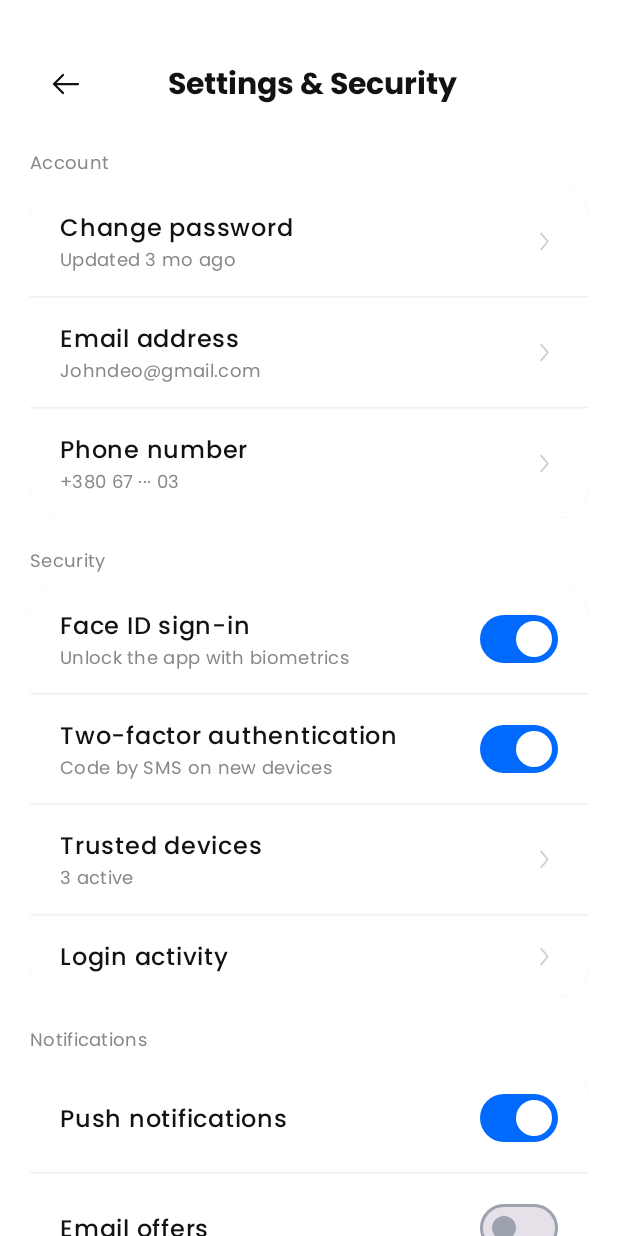
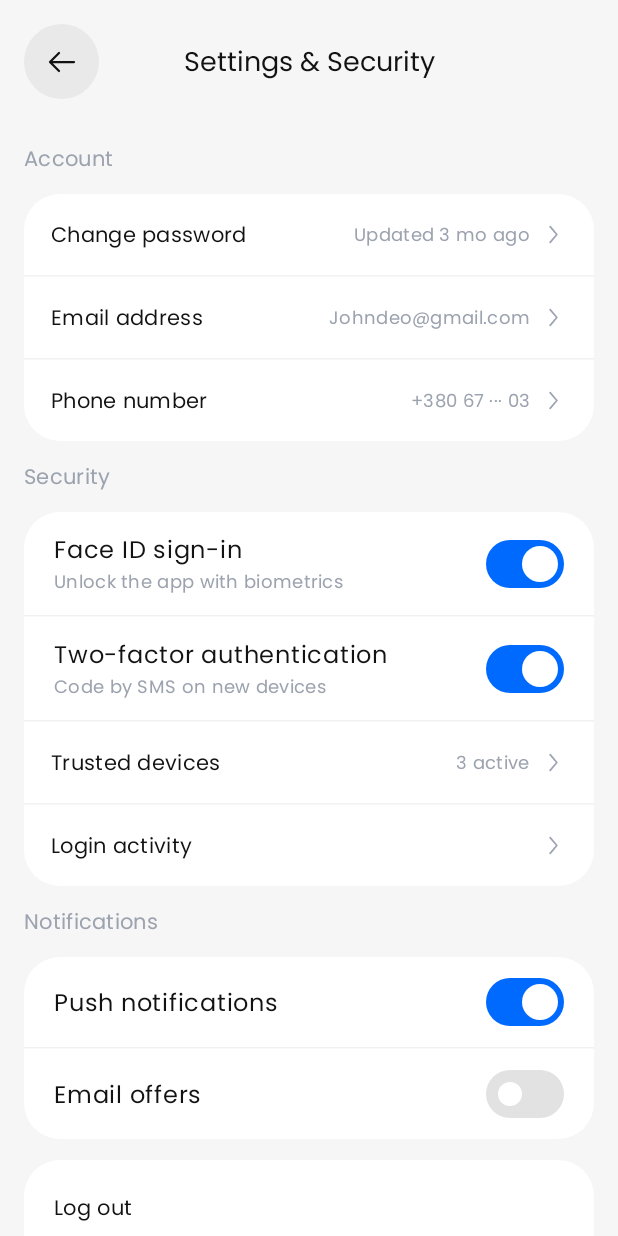
Before and after one commit to traveo-dev/traveo-app, an Android app built with Jetpack Compose: the @Preview function SettingsSecurityScreenPreview, on a phone screen of 412 x 824 dp. Run offline under Robolectric (Android 15) with nearby library versions, the phone set to English and light mode, and no system bars.

Commit message:
feat: enhance SettingsSecurityScreen.kt

```diff
--- a/app/src/main/java/com/traveo/app/feature/profile/presentation/SettingsSecurityScreen.kt
+++ b/app/src/main/java/com/traveo/app/feature/profile/presentation/SettingsSecurityScreen.kt
@@ -1,8 +1,8 @@
 package com.traveo.app.feature.profile.presentation
 
+import androidx.annotation.DrawableRes
 import androidx.compose.foundation.background
 import androidx.compose.foundation.clickable
-import androidx.compose.foundation.layout.Arrangement
 import androidx.compose.foundation.layout.Box
 import androidx.compose.foundation.layout.Column
 import androidx.compose.foundation.layout.Row
@@ -10,16 +10,17 @@ import androidx.compose.foundation.layout.Spacer
 import androidx.compose.foundation.layout.fillMaxSize
 import androidx.compose.foundation.layout.fillMaxWidth
 import androidx.compose.foundation.layout.height
+import androidx.compose.foundation.layout.navigationBarsPadding
 import androidx.compose.foundation.layout.padding
 import androidx.compose.foundation.layout.size
 import androidx.compose.foundation.layout.statusBarsPadding
 import androidx.compose.foundation.layout.width
 import androidx.compose.foundation.rememberScrollState
+import androidx.compose.foundation.shape.CircleShape
 import androidx.compose.foundation.shape.RoundedCornerShape
 import androidx.compose.foundation.verticalScroll
 import androidx.compose.material3.HorizontalDivider
 import androidx.compose.material3.Icon
-import androidx.compose.material3.IconButton
 import androidx.compose.material3.MaterialTheme
 import androidx.compose.material3.Surface
 import androidx.compose.material3.Switch
@@ -54,243 +55,223 @@ fun SettingsSecurityScreen(
 
     Surface(
         modifier = Modifier.fillMaxSize(),
-        color = MaterialTheme.colorScheme.background
+        color = MaterialTheme.colorScheme.surfaceVariant
     ) {
         Column(
             modifier = Modifier
                 .fillMaxSize()
                 .verticalScroll(rememberScrollState())
                 .statusBarsPadding()
-                .padding(horizontal = 20.dp, vertical = 16.dp),
-            verticalArrangement = Arrangement.spacedBy(20.dp)
+                .navigationBarsPadding()
+                .padding(16.dp),
         ) {
-            // Top Bar
-            Row(
-                modifier = Modifier
-                    .fillMaxWidth()
-                    .padding(top = 16.dp),
-                horizontalArrangement = Arrangement.SpaceBetween,
-                verticalAlignment = Alignment.CenterVertically
-            ) {
-                IconButton(onClick = onBackClick) {
-                    Icon(
-                        painter = painterResource(id = R.drawable.ic_arrow_back),
+            // Header
+            Box(modifier = Modifier.fillMaxWidth()) {
+                CircleIconButton(
+                    iconRes = R.drawable.ic_arrow_back,
                     contentDescription = "Back",
-                        tint = MaterialTheme.colorScheme.onBackground,
-                        modifier = Modifier.size(24.dp)
+                    onClick = onBackClick,
+                    modifier = Modifier.align(Alignment.CenterStart)
+                )
+
+                Text(
+                    text = "Settings & Security",
+                    style = MaterialTheme.typography.titleLarge.copy(
+                        fontSize = 18.sp,
+                        fontWeight = FontWeight.W400
+                    ),
+                    color = MaterialTheme.colorScheme.onBackground,
+                    modifier = Modifier.align(Alignment.Center)
                 )
             }
 
-                Text(
-                    text = "Settings & Security",
-                    style = MaterialTheme.typography.titleLarge,
-                    fontWeight = FontWeight.Bold,
-                    color = MaterialTheme.colorScheme.onBackground
-                )
+            Spacer(modifier = Modifier.height(30.dp))
 
-                Spacer(modifier = Modifier.size(44.dp))
-            }
-
-            // Account Section
-            Column(verticalArrangement = Arrangement.spacedBy(8.dp)) {
-                Text(
-                    text = "Account",
-                    style = MaterialTheme.typography.bodyMedium,
-                    color = Color.Gray,
-                    fontSize = 12.sp
-                )
-
-                Surface(
-                    modifier = Modifier
-                        .fillMaxWidth()
-                        .clip(RoundedCornerShape(20.dp)),
-                    color = Color.White,
-                    shadowElevation = 2.dp
-                ) {
-                    Column {
-                        SettingsNavigationRow(
+            // Account
+            SectionLabel(text = "Account")
+            Spacer(modifier = Modifier.height(14.dp))
+            SettingsCard {
+                NavigationRow(
                     title = "Change password",
-                            subtitle = "Updated 3 mo ago",
+                    value = "Updated 3 mo ago",
                     onClick = { onItemClick("Change password") }
                 )
-                        HorizontalDivider(color = Color(0x0F000000))
-                        SettingsNavigationRow(
+                RowDivider()
+                NavigationRow(
                     title = "Email address",
-                            subtitle = "Johndeo@gmail.com",
+                    value = "Johndeo@gmail.com",
                     onClick = { onItemClick("Email address") }
                 )
-                        HorizontalDivider(color = Color(0x0F000000))
-                        SettingsNavigationRow(
+                RowDivider()
+                NavigationRow(
                     title = "Phone number",
-                            subtitle = "+380 67 ··· 03",
+                    value = "+380 67 ··· 03",
                     onClick = { onItemClick("Phone number") }
                 )
             }
-                }
-            }
 
-            // Security Section
-            Column(verticalArrangement = Arrangement.spacedBy(8.dp)) {
-                Text(
-                    text = "Security",
-                    style = MaterialTheme.typography.bodyMedium,
-                    color = Color.Gray,
-                    fontSize = 12.sp
-                )
+            Spacer(modifier = Modifier.height(14.dp))
 
-                Surface(
-                    modifier = Modifier
-                        .fillMaxWidth()
-                        .clip(RoundedCornerShape(20.dp)),
-                    color = Color.White,
-                    shadowElevation = 2.dp
-                ) {
-                    Column {
-                        SettingsToggleRow(
+            // Security
+            SectionLabel(text = "Security")
+            Spacer(modifier = Modifier.height(14.dp))
+            SettingsCard {
+                ToggleRow(
                     title = "Face ID sign-in",
                     subtitle = "Unlock the app with biometrics",
                     checked = faceIdEnabled,
                     onCheckedChange = { faceIdEnabled = it }
                 )
-                        HorizontalDivider(color = Color(0x0F000000))
-                        SettingsToggleRow(
+                RowDivider()
+                ToggleRow(
                     title = "Two-factor authentication",
                     subtitle = "Code by SMS on new devices",
                     checked = twoFactorEnabled,
                     onCheckedChange = { twoFactorEnabled = it }
                 )
-                        HorizontalDivider(color = Color(0x0F000000))
-                        SettingsNavigationRow(
+                RowDivider()
+                NavigationRow(
                     title = "Trusted devices",
-                            subtitle = "3 active",
+                    value = "3 active",
                     onClick = { onItemClick("Trusted devices") }
                 )
-                        HorizontalDivider(color = Color(0x0F000000))
-                        SettingsNavigationRow(
+                RowDivider()
+                NavigationRow(
                     title = "Login activity",
                     onClick = { onItemClick("Login activity") }
                 )
             }
-                }
-            }
 
-            // Notifications Section
-            Column(verticalArrangement = Arrangement.spacedBy(8.dp)) {
-                Text(
-                    text = "Notifications",
-                    style = MaterialTheme.typography.bodyMedium,
-                    color = Color.Gray,
-                    fontSize = 12.sp
-                )
+            Spacer(modifier = Modifier.height(14.dp))
 
-                Surface(
-                    modifier = Modifier
-                        .fillMaxWidth()
-                        .clip(RoundedCornerShape(20.dp)),
-                    color = Color.White,
-                    shadowElevation = 2.dp
-                ) {
-                    Column {
-                        SettingsToggleRow(
+            // Notifications
+            SectionLabel(text = "Notifications")
+            Spacer(modifier = Modifier.height(14.dp))
+            SettingsCard {
+                ToggleRow(
                     title = "Push notifications",
                     checked = pushNotificationsEnabled,
                     onCheckedChange = { pushNotificationsEnabled = it }
                 )
-                        HorizontalDivider(color = Color(0x0F000000))
-                        SettingsToggleRow(
+                RowDivider()
+                ToggleRow(
                     title = "Email offers",
                     checked = emailOffersEnabled,
                     onCheckedChange = { emailOffersEnabled = it }
                 )
             }
-                }
-            }
 
-            // Account Actions
-            Surface(
-                modifier = Modifier
-                    .fillMaxWidth()
-                    .clip(RoundedCornerShape(20.dp)),
-                color = Color.White,
-                shadowElevation = 2.dp
-            ) {
-                Column {
-                    Box(
-                        modifier = Modifier
-                            .fillMaxWidth()
-                            .clickable { onItemClick("Log out") }
-                            .padding(20.dp)
-                    ) {
-                        Text(
-                            text = "Log out",
-                            style = MaterialTheme.typography.bodyLarge,
-                            fontWeight = FontWeight.SemiBold,
-                            color = MaterialTheme.colorScheme.onBackground
+            Spacer(modifier = Modifier.height(14.dp))
+
+            // Account actions
+            SettingsCard {
+                ActionRow(
+                    title = "Log out",
+                    color = MaterialTheme.colorScheme.onBackground,
+                    onClick = { onItemClick("Log out") }
                 )
-                    }
-                    HorizontalDivider(color = Color(0x0F000000))
-                    Box(
-                        modifier = Modifier
-                            .fillMaxWidth()
-                            .clickable { onItemClick("Delete account") }
-                            .padding(20.dp)
-                    ) {
-                        Text(
-                            text = "Delete account",
-                            style = MaterialTheme.typography.bodyLarge,
-                            fontWeight = FontWeight.SemiBold,
-                            color = Color(0xFFE53935)
+                RowDivider()
+                ActionRow(
+                    title = "Delete account",
+                    color = MaterialTheme.colorScheme.error,
+                    onClick = { onItemClick("Delete account") }
                 )
-                    }
-                }
             }
         }
     }
 }
 
 @Composable
-private fun SettingsNavigationRow(
+private fun CircleIconButton(
+    @DrawableRes iconRes: Int,
+    contentDescription: String,
+    onClick: () -> Unit,
+    modifier: Modifier = Modifier
+) {
+    Box(
+        modifier = modifier
+            .size(50.dp)
+            .clip(CircleShape)
+            .background(MaterialTheme.colorScheme.onBackground.copy(alpha = 0.06f))
+            .clickable(onClick = onClick),
+        contentAlignment = Alignment.Center
+    ) {
+        Icon(
+            painter = painterResource(id = iconRes),
+            contentDescription = contentDescription,
+            tint = MaterialTheme.colorScheme.onSurface,
+            modifier = Modifier.size(24.dp)
+        )
+    }
+}
+
+@Composable
+private fun SectionLabel(text: String) {
+    Text(
+        text = text,
+        style = MaterialTheme.typography.bodyMedium,
+        color = MaterialTheme.colorScheme.outline
+    )
+}
+
+@Composable
+private fun SettingsCard(content: @Composable () -> Unit) {
+    Column(
+        modifier = Modifier
+            .fillMaxWidth()
+            .clip(RoundedCornerShape(24.dp))
+            .background(MaterialTheme.colorScheme.surface)
+    ) {
+        content()
+    }
+}
+
+@Composable
+private fun RowDivider() {
+    HorizontalDivider(color = MaterialTheme.colorScheme.onBackground.copy(alpha = 0.06f))
+}
+
+@Composable
+private fun NavigationRow(
     title: String,
-    subtitle: String? = null,
+    value: String? = null,
     onClick: () -> Unit
 ) {
     Row(
         modifier = Modifier
             .fillMaxWidth()
             .clickable(onClick = onClick)
-            .padding(horizontal = 20.dp, vertical = 16.dp),
-        horizontalArrangement = Arrangement.SpaceBetween,
+            .padding(horizontal = 18.dp, vertical = 17.dp),
         verticalAlignment = Alignment.CenterVertically
     ) {
-        Column(modifier = Modifier.weight(1f)) {
         Text(
             text = title,
-                style = MaterialTheme.typography.bodyLarge,
-                fontWeight = FontWeight.Medium,
-                color = MaterialTheme.colorScheme.onBackground
+            style = MaterialTheme.typography.bodyMedium,
+            color = MaterialTheme.colorScheme.onBackground,
+            modifier = Modifier.weight(1f)
         )
-            if (subtitle != null) {
-                Spacer(modifier = Modifier.height(2.dp))
+
+        if (value != null) {
             Text(
-                    text = subtitle,
-                    style = MaterialTheme.typography.bodyMedium,
-                    color = Color.Gray,
-                    fontSize = 12.sp
+                text = value,
+                style = MaterialTheme.typography.bodyMedium.copy(fontSize = 12.sp),
+                color = MaterialTheme.colorScheme.outline,
+                maxLines = 1
             )
-            }
+            Spacer(modifier = Modifier.width(6.dp))
         }
 
         Icon(
             painter = painterResource(id = R.drawable.ic_chevron_right),
-            contentDescription = "Details",
-            tint = Color.LightGray,
+            contentDescription = "Open",
+            tint = MaterialTheme.colorScheme.outline,
             modifier = Modifier.size(18.dp)
         )
     }
 }
 
 @Composable
-private fun SettingsToggleRow(
+private fun ToggleRow(
     title: String,
     subtitle: String? = null,
     checked: Boolean,
@@ -299,35 +280,62 @@ private fun SettingsToggleRow(
     Row(
         modifier = Modifier
             .fillMaxWidth()
-            .padding(horizontal = 20.dp, vertical = 12.dp),
-        horizontalArrangement = Arrangement.SpaceBetween,
+            .padding(horizontal = 20.dp, vertical = 14.dp),
         verticalAlignment = Alignment.CenterVertically
     ) {
         Column(modifier = Modifier.weight(1f)) {
             Text(
                 text = title,
                 style = MaterialTheme.typography.bodyLarge,
-                fontWeight = FontWeight.Medium,
                 color = MaterialTheme.colorScheme.onBackground
             )
             if (subtitle != null) {
                 Spacer(modifier = Modifier.height(2.dp))
                 Text(
                     text = subtitle,
-                    style = MaterialTheme.typography.bodyMedium,
-                    color = Color.Gray,
-                    fontSize = 12.sp
+                    style = MaterialTheme.typography.bodyMedium.copy(fontSize = 12.sp),
+                    color = MaterialTheme.colorScheme.outline
                 )
             }
         }
 
+        Spacer(modifier = Modifier.width(12.dp))
+
+        // Fixed 32dp height so Switch's 48dp touch target doesn't inflate the row
+        Box(modifier = Modifier.height(32.dp), contentAlignment = Alignment.Center) {
             Switch(
                 checked = checked,
                 onCheckedChange = onCheckedChange,
+                thumbContent = {}, // keeps the thumb at 24dp in the unchecked state too
                 colors = SwitchDefaults.colors(
                     checkedThumbColor = Color.White,
-                checkedTrackColor = MaterialTheme.colorScheme.primary
+                    checkedTrackColor = MaterialTheme.colorScheme.primary,
+                    checkedBorderColor = Color.Transparent,
+                    uncheckedThumbColor = Color.White,
+                    uncheckedTrackColor = MaterialTheme.colorScheme.onBackground.copy(alpha = 0.12f),
+                    uncheckedBorderColor = Color.Transparent
                 )
+            )
+        }
+    }
+}
+
+@Composable
+private fun ActionRow(
+    title: String,
+    color: Color,
+    onClick: () -> Unit
+) {
+    Box(
+        modifier = Modifier
+            .fillMaxWidth()
+            .clickable(onClick = onClick)
+            .padding(horizontal = 20.dp, vertical = 22.dp)
+    ) {
+        Text(
+            text = title,
+            style = MaterialTheme.typography.bodyMedium,
+            color = color
         )
     }
 }
```
Lines whose indentation alone changed are shown as unchanged.
